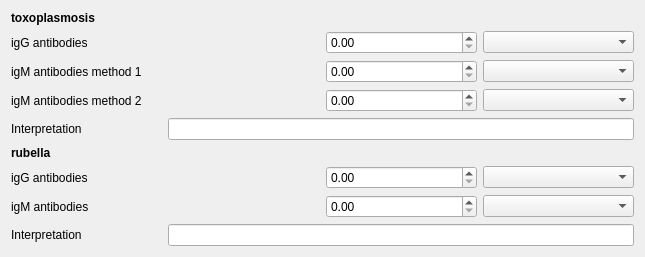
Qt form forms/subforms/generic/labtest_result/ui/xx/serology.ui (maternite/freehealth) before a commit.
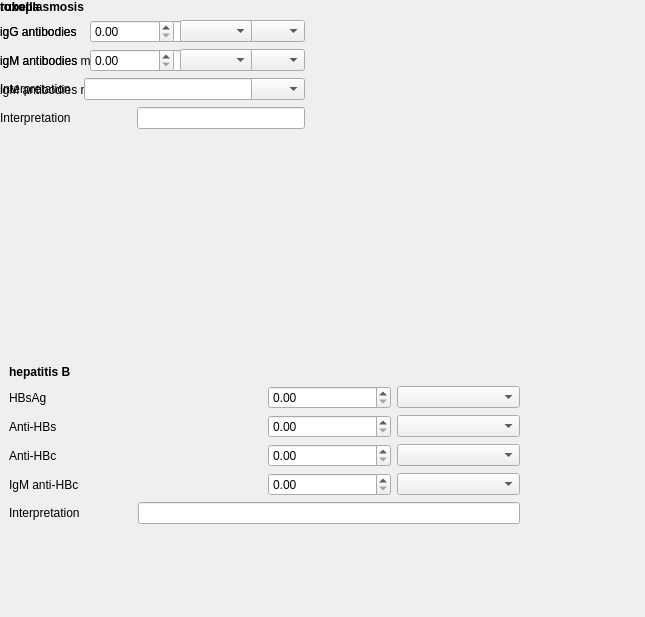
The same form after that commit.

Commit message: update central.xml (empty file error)

```diff
--- a/forms/subforms/generic/labtest_result/ui/xx/serology.ui
+++ b/forms/subforms/generic/labtest_result/ui/xx/serology.ui
@@ -7,14 +7,128 @@
     <x>0</x>
     <y>0</y>
     <width>645</width>
-    <height>257</height>
+    <height>617</height>
    </rect>
   </property>
   <property name="windowTitle">
    <string>Form</string>
   </property>
+  <widget class="QWidget" name="layoutWidget">
+   <property name="geometry">
+    <rect>
+     <x>9</x>
+     <y>364</y>
+     <width>511</width>
+     <height>160</height>
+    </rect>
+   </property>
   <layout class="QGridLayout" name="gridLayout_3">
+    <item row="2" column="3">
+     <widget class="QComboBox" name="antiHBsComboBox"/>
+    </item>
+    <item row="2" column="2">
+     <widget class="QDoubleSpinBox" name="antiHBsDoubleSpinBox">
+      <property name="maximum">
+       <double>100000.000000000000000</double>
+      </property>
+     </widget>
+    </item>
+    <item row="2" column="1">
+     <layout class="QHBoxLayout" name="antiHBsRadioLayout"/>
+    </item>
+    <item row="1" column="3">
+     <widget class="QComboBox" name="hBsAgComboBox"/>
+    </item>
+    <item row="2" column="0">
+     <widget class="QLabel" name="antiHBsLabel">
+      <property name="text">
+       <string>Anti-HBs</string>
+      </property>
+     </widget>
+    </item>
+    <item row="1" column="2">
+     <widget class="QDoubleSpinBox" name="hBsAgDoubleSpinBox">
+      <property name="maximum">
+       <double>100000.000000000000000</double>
+      </property>
+     </widget>
+    </item>
+    <item row="3" column="1">
+     <layout class="QHBoxLayout" name="antiHBcRadioLayout"/>
+    </item>
+    <item row="3" column="0">
+     <widget class="QLabel" name="antiHBcLabel">
+      <property name="text">
+       <string>Anti-HBc</string>
+      </property>
+     </widget>
+    </item>
+    <item row="3" column="3">
+     <widget class="QComboBox" name="antiHBcComboBox"/>
+    </item>
+    <item row="3" column="2">
+     <widget class="QDoubleSpinBox" name="antiHBcDoubleSpinBox">
+      <property name="maximum">
+       <double>100000.000000000000000</double>
+      </property>
+     </widget>
+    </item>
+    <item row="1" column="0">
+     <widget class="QLabel" name="hBsAgLabel">
+      <property name="text">
+       <string>HBsAg</string>
+      </property>
+     </widget>
+    </item>
+    <item row="1" column="1">
+     <layout class="QHBoxLayout" name="hBsAgRadioLayout"/>
+    </item>
    <item row="0" column="0">
+     <widget class="QLabel" name="hepatitisBLabel">
+      <property name="font">
+       <font>
+        <weight>75</weight>
+        <bold>true</bold>
+       </font>
+      </property>
+      <property name="text">
+       <string>hepatitis B</string>
+      </property>
+     </widget>
+    </item>
+    <item row="5" column="1" colspan="3">
+     <widget class="QLineEdit" name="hepatitisBInterpretationLineEdit"/>
+    </item>
+    <item row="5" column="0">
+     <widget class="QLabel" name="hepatitisBInterpretationLabel">
+      <property name="text">
+       <string>Interpretation</string>
+      </property>
+     </widget>
+    </item>
+    <item row="4" column="0">
+     <widget class="QLabel" name="igMantiHBcLabel">
+      <property name="text">
+       <string>IgM anti-HBc</string>
+      </property>
+     </widget>
+    </item>
+    <item row="4" column="1">
+     <layout class="QHBoxLayout" name="igMantiHBcRadioLayout"/>
+    </item>
+    <item row="4" column="2">
+     <widget class="QDoubleSpinBox" name="igMantiHBcDoubleSpinBox">
+      <property name="maximum">
+       <double>100000.000000000000000</double>
+      </property>
+     </widget>
+    </item>
+    <item row="4" column="3">
+     <widget class="QComboBox" name="igMantiHBcComboBox"/>
+    </item>
+   </layout>
+  </widget>
+  <widget class="QWidget" name="">
     <layout class="QGridLayout" name="gridLayout">
      <item row="2" column="3">
       <widget class="QComboBox" name="toxoplasmosisIgmMethod1ComboBox"/>
@@ -100,8 +214,8 @@
       </widget>
      </item>
     </layout>
-   </item>
-   <item row="1" column="0">
+  </widget>
+  <widget class="QWidget" name="">
     <layout class="QGridLayout" name="gridLayout_2">
      <item row="2" column="3">
       <widget class="QComboBox" name="rubellaIgmComboBox"/>
@@ -167,8 +281,7 @@
       </widget>
      </item>
     </layout>
-   </item>
-  </layout>
+  </widget>
  </widget>
  <resources/>
  <connections/>
```
Lines whose indentation alone changed are shown as unchanged. The commit also changes 1 other file.
